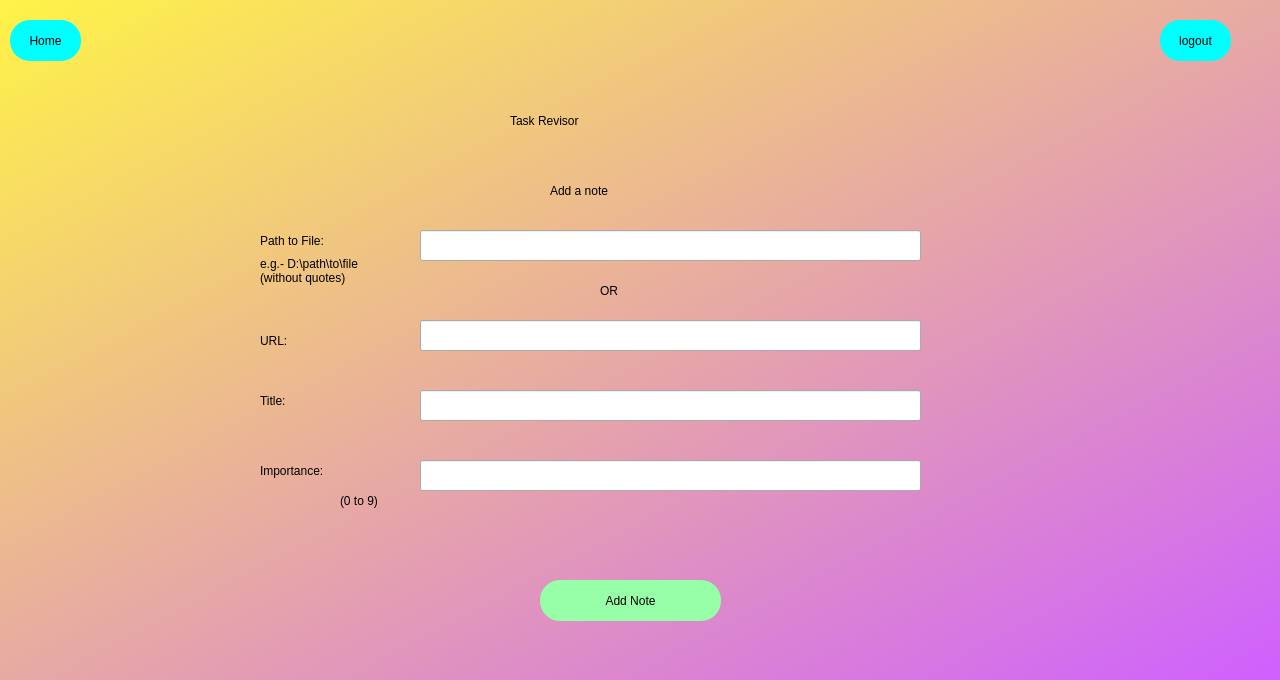
Before: the Qt Designer form addnotes.ui in jayeshkrt/NotesRevisor, drawn with Qt 5.
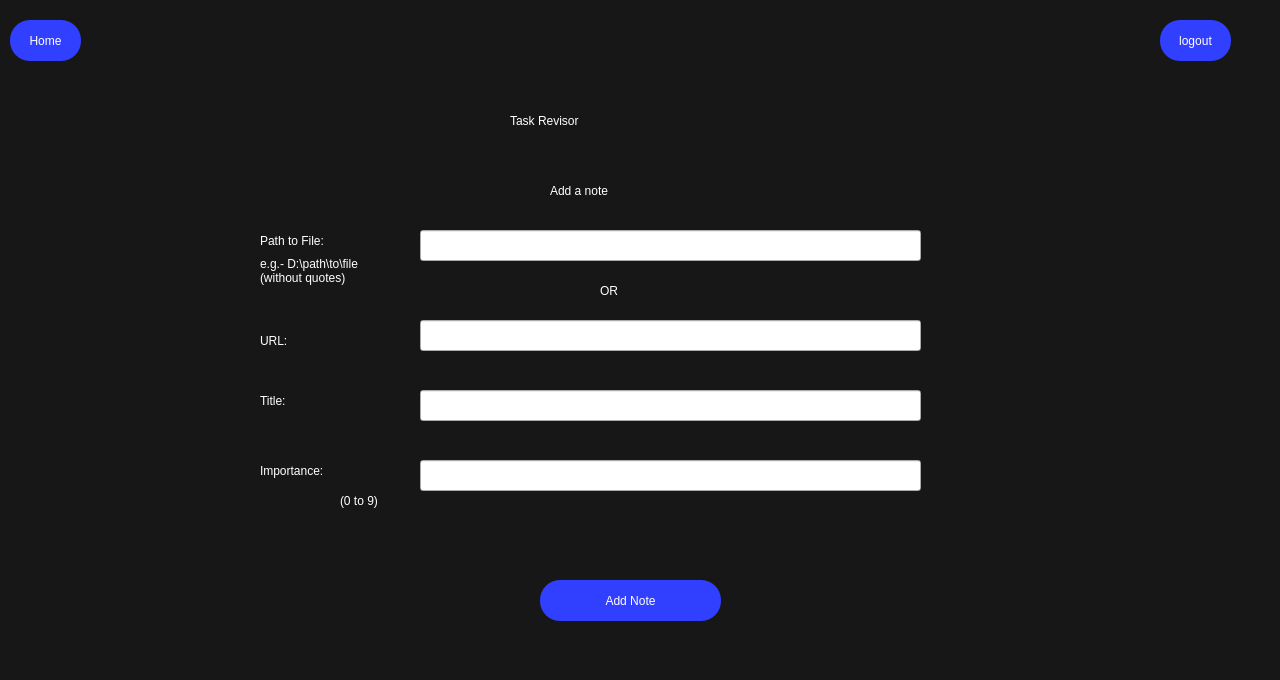
After: the same form once the commit is applied.

Commit message: Introduced dark mode. Fixed color changes

The edit to the form file:
```diff
--- a/addnotes.ui
+++ b/addnotes.ui
@@ -24,7 +24,7 @@
    </property>
    <property name="styleSheet">
     <string notr="true">QWidget#bgwidget{
-background-color: qlineargradient(spread:pad, x1:0, y1:0, x2:1, y2:1, stop:0 rgba(255, 243, 71, 255), stop:1 rgba(207, 96, 255, 255));}</string>
+background-color: qlineargradient(spread:reflect, x1:0, y1:0, x2:1, y2:1, stop:0.0436893 rgba(23, 23, 23, 255));}</string>
    </property>
    <widget class="QLabel" name="label">
     <property name="geometry">
@@ -36,7 +36,8 @@
      </rect>
     </property>
     <property name="styleSheet">
-     <string notr="true">font: 24pt &quot;Arial&quot;;</string>
+     <string notr="true">font: 24pt &quot;Arial&quot;;
+color: rgb(255,255,255);</string>
     </property>
     <property name="text">
      <string>Add a note</string>
@@ -52,7 +53,8 @@
      </rect>
     </property>
     <property name="styleSheet">
-     <string notr="true">font: 18pt &quot;Arial&quot;;</string>
+     <string notr="true">font: 18pt &quot;Arial&quot;;
+color: rgb(255,255,255);</string>
     </property>
     <property name="text">
      <string>Title:</string>
@@ -69,7 +71,8 @@
     </property>
     <property name="styleSheet">
      <string notr="true">border-radius: 20px;
-background-color: rgb(151, 255, 167);
+color : rgb(255,255,255);
+background-color: rgb(49, 63, 255);
 font: 18pt &quot;Arial&quot;;</string>
     </property>
     <property name="text">
@@ -81,12 +84,13 @@
      <rect>
       <x>510</x>
       <y>100</y>
-      <width>271</width>
+      <width>311</width>
       <height>41</height>
      </rect>
     </property>
     <property name="styleSheet">
-     <string notr="true">font: 36pt &quot;Colonna MT&quot;;</string>
+     <string notr="true">font: 36pt &quot;Colonna MT&quot;;
+color: rgb(255,255,255);</string>
     </property>
     <property name="text">
      <string>Task Revisor</string>
@@ -131,7 +135,8 @@
      </rect>
     </property>
     <property name="styleSheet">
-     <string notr="true">font: 18pt &quot;Arial&quot;;</string>
+     <string notr="true">font: 18pt &quot;Arial&quot;;
+color: rgb(255,255,255);</string>
     </property>
     <property name="text">
      <string>Path to File: </string>
@@ -160,7 +165,8 @@
      </rect>
     </property>
     <property name="styleSheet">
-     <string notr="true">font: 18pt &quot;Arial&quot;;</string>
+     <string notr="true">font: 18pt &quot;Arial&quot;;
+color: rgb(255,255,255);</string>
     </property>
     <property name="text">
      <string>Importance:</string>
@@ -176,7 +182,8 @@
      </rect>
     </property>
     <property name="styleSheet">
-     <string notr="true">font: 10pt &quot;Arial&quot;;</string>
+     <string notr="true">font: 10pt &quot;Arial&quot;;
+color: rgb(255,255,255);</string>
     </property>
     <property name="text">
      <string>e.g.- D:\path\to\file 
@@ -193,7 +200,8 @@
      </rect>
     </property>
     <property name="styleSheet">
-     <string notr="true">font: 10pt &quot;Arial&quot;;</string>
+     <string notr="true">font: 10pt &quot;Arial&quot;;
+color: rgb(255,255,255);</string>
     </property>
     <property name="text">
      <string>(0 to 9)</string>
@@ -227,7 +235,8 @@
     </property>
     <property name="styleSheet">
      <string notr="true">border-radius: 20px;
-background-color: rgb(0, 255, 255);
+color : rgb(255,255,255);
+background-color: rgb(49, 63, 255);
 font: 12pt &quot;Arial&quot;;</string>
     </property>
     <property name="text">
@@ -244,7 +253,8 @@
      </rect>
     </property>
     <property name="styleSheet">
-     <string notr="true">font: 18pt &quot;Arial&quot;;</string>
+     <string notr="true">font: 18pt &quot;Arial&quot;;
+color: rgb(255,255,255);</string>
     </property>
     <property name="text">
      <string>OR</string>
@@ -273,7 +283,8 @@
      </rect>
     </property>
     <property name="styleSheet">
-     <string notr="true">font: 18pt &quot;Arial&quot;;</string>
+     <string notr="true">font: 18pt &quot;Arial&quot;;
+color: rgb(255,255,255);</string>
     </property>
     <property name="text">
      <string>URL:</string>
@@ -290,7 +301,8 @@
     </property>
     <property name="styleSheet">
      <string notr="true">border-radius: 20px;
-background-color: rgb(0, 255, 255);
+color : rgb(255,255,255);
+background-color: rgb(49, 63, 255);
 font: 12pt &quot;Arial&quot;;</string>
     </property>
     <property name="text">
```
The commit also changes 8 other files.
